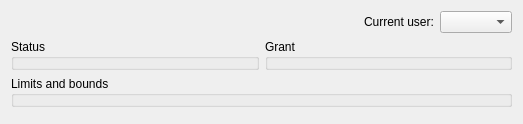
The window that src/kcm/ui/main.ui (simgunz/timekpr) describes before a commit, drawn with Qt 5.
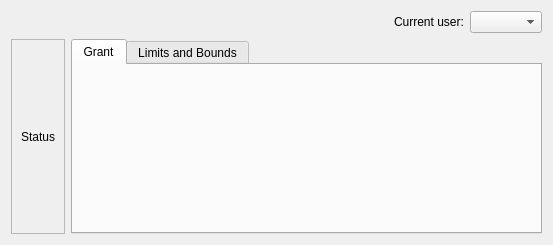
The same window after the commit. Custom widgets are drawn as their Qt base class.

Diff of the .ui file:
```diff
--- a/src/kcm/ui/main.ui
+++ b/src/kcm/ui/main.ui
@@ -6,15 +6,15 @@
    <rect>
     <x>0</x>
     <y>0</y>
-    <width>523</width>
-    <height>124</height>
+    <width>553</width>
+    <height>245</height>
    </rect>
   </property>
   <property name="windowTitle">
    <string>Form</string>
   </property>
-  <layout class="QVBoxLayout" name="verticalLayout">
-   <item>
+  <layout class="QGridLayout" name="gridLayout">
+   <item row="0" column="0" colspan="2">
     <layout class="QHBoxLayout" name="horizontalLayout_1">
      <item>
       <spacer name="horizontalSpacer">
@@ -41,58 +41,73 @@
      </item>
     </layout>
    </item>
-   <item>
-    <layout class="QHBoxLayout" name="horizontalLayout_2">
-     <item>
-      <widget class="QGroupBox" name="gbStatus">
-       <property name="sizePolicy">
-        <sizepolicy hsizetype="Expanding" vsizetype="Preferred">
-         <horstretch>0</horstretch>
-         <verstretch>0</verstretch>
-        </sizepolicy>
-       </property>
-       <property name="title">
-        <string>Status</string>
-       </property>
-      </widget>
-     </item>
-     <item>
-      <widget class="QGroupBox" name="gbGrant">
-       <property name="sizePolicy">
-        <sizepolicy hsizetype="Expanding" vsizetype="Preferred">
-         <horstretch>0</horstretch>
-         <verstretch>0</verstretch>
-        </sizepolicy>
-       </property>
-       <property name="title">
-        <string>Grant</string>
-       </property>
-      </widget>
-     </item>
-    </layout>
-   </item>
-   <item>
-    <widget class="QGroupBox" name="gbLimitBound">
-     <property name="title">
-      <string>Limits and bounds</string>
+   <item row="1" column="0">
+    <widget class="QFrame" name="frStatus">
+     <property name="sizePolicy">
+      <sizepolicy hsizetype="Preferred" vsizetype="Preferred">
+       <horstretch>0</horstretch>
+       <verstretch>0</verstretch>
+      </sizepolicy>
      </property>
-    </widget>
-   </item>
-   <item>
-    <spacer name="verticalSpacer">
-     <property name="orientation">
-      <enum>Qt::Vertical</enum>
-     </property>
-     <property name="sizeHint" stdset="0">
+     <property name="minimumSize">
       <size>
-       <width>20</width>
-       <height>40</height>
+       <width>0</width>
+       <height>0</height>
       </size>
      </property>
-    </spacer>
+     <property name="frameShape">
+      <enum>QFrame::StyledPanel</enum>
+     </property>
+     <property name="frameShadow">
+      <enum>QFrame::Raised</enum>
+     </property>
+     <layout class="QVBoxLayout" name="lyStatus">
+      <item>
+       <widget class="QLabel" name="lbStatus">
+        <property name="sizePolicy">
+         <sizepolicy hsizetype="Minimum" vsizetype="Preferred">
+          <horstretch>0</horstretch>
+          <verstretch>0</verstretch>
+         </sizepolicy>
+        </property>
+        <property name="text">
+         <string>Status</string>
+        </property>
+        <property name="alignment">
+         <set>Qt::AlignCenter</set>
+        </property>
+       </widget>
+      </item>
+     </layout>
+    </widget>
+   </item>
+   <item row="1" column="1">
+    <widget class="KTabWidget" name="tab">
+     <property name="currentIndex">
+      <number>0</number>
+     </property>
+     <widget class="QWidget" name="tbGrant">
+      <attribute name="title">
+       <string>Grant</string>
+      </attribute>
+     </widget>
+     <widget class="QWidget" name="tbLimitBound">
+      <attribute name="title">
+       <string>Limits and Bounds</string>
+      </attribute>
+     </widget>
+    </widget>
    </item>
   </layout>
  </widget>
+ <customwidgets>
+  <customwidget>
+   <class>KTabWidget</class>
+   <extends>QTabWidget</extends>
+   <header>ktabwidget.h</header>
+   <container>1</container>
+  </customwidget>
+ </customwidgets>
  <resources/>
  <connections/>
 </ui>
```
